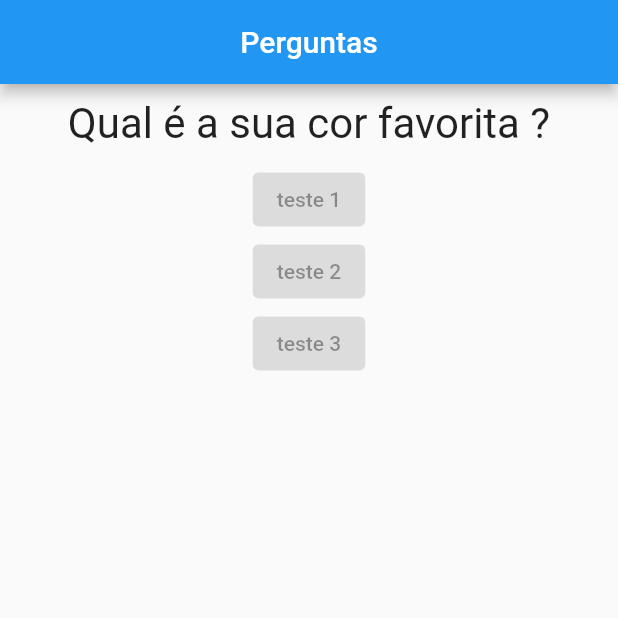
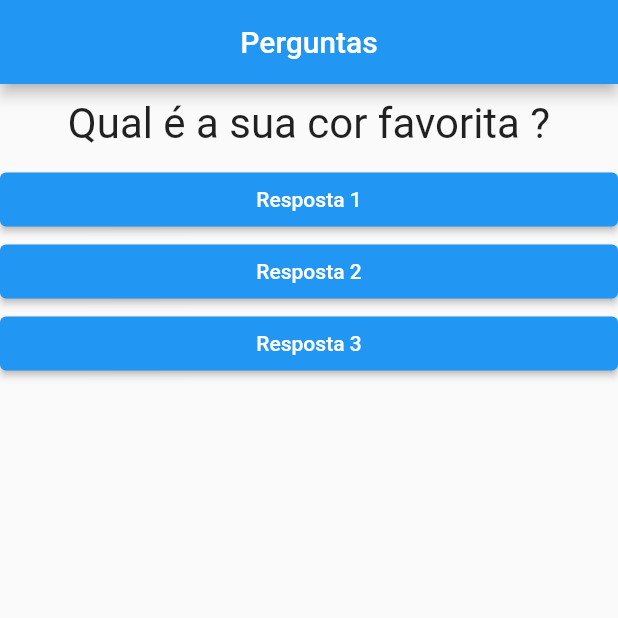
Before and after one commit to 9reis/quiz__flutter, a Flutter app: the screen it shows after launch, on a phone screen of 412 x 824 dp, the top half of it. Run offline on Flutter 3.47's test engine with Material 2 defaults, Android fonts, the light colour scheme and no system bars.

Commit message:
Passando Funcao Callback

```diff
--- a/lib/main.dart
+++ b/lib/main.dart
@@ -30,9 +30,9 @@ class _PerguntaAppState extends State<PerguntaApp> {
         body: Column(
           children: [
             Questao(perguntas[_perguntaSelecionada]),
-            const Resposta('teste 1'),
-            const Resposta('teste 2'),
-            const Resposta('teste 3'),
+            Resposta('Resposta 1', _responder),
+            Resposta('Resposta 2', _responder),
+            Resposta('Resposta 3', _responder),
           ],
         ),
       ),
--- a/lib/resposta.dart
+++ b/lib/resposta.dart
@@ -3,16 +3,21 @@ import 'package:flutter/src/widgets/framework.dart';
 import 'package:flutter/src/widgets/placeholder.dart';
 
 class Resposta extends StatelessWidget {
-  const Resposta(this.texto);
+  const Resposta(this.texto, this.quandoSelecionado);
 
   final String texto;
+  final void Function() quandoSelecionado;
 
   @override
   Widget build(BuildContext context) {
     return Container(
+      width: double.infinity,
       child: ElevatedButton(
         child: Text(texto),
-        onPressed: null,
+        style: ElevatedButton.styleFrom(
+          backgroundColor: Colors.blue,
+        ),
+        onPressed: quandoSelecionado,
       ),
     );
   }
```
